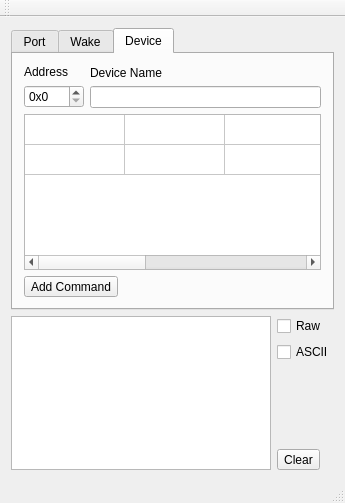
The window that src/mainwindow.ui (ew1abz/qWake) describes before a commit, drawn with Qt 5.
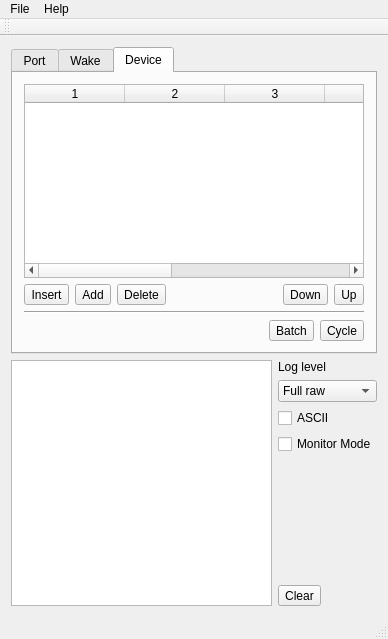
The same window after the commit. Icons and pictures are not drawn. Custom widgets are drawn as their Qt base class.

Commit message: Port speed, send. Log level. Rows add.

The edit to the form file:
```diff
--- a/src/mainwindow.ui
+++ b/src/mainwindow.ui
@@ -6,8 +6,8 @@
    <rect>
     <x>0</x>
     <y>0</y>
-    <width>345</width>
-    <height>503</height>
+    <width>388</width>
+    <height>639</height>
    </rect>
   </property>
   <property name="windowTitle">
@@ -422,80 +422,127 @@
        </attribute>
        <layout class="QVBoxLayout" name="verticalLayout_14">
         <item>
-         <layout class="QHBoxLayout" name="horizontalLayout_3">
-          <item>
-           <layout class="QVBoxLayout" name="verticalLayout_12">
-            <item>
-             <widget class="QLabel" name="label_9">
-              <property name="text">
-               <string>Address</string>
-              </property>
-             </widget>
-            </item>
-            <item>
-             <widget class="HexSpinBox" name="hsbAddr_2">
-              <property name="prefix">
-               <string>0x</string>
-              </property>
-              <property name="maximum">
-               <number>255</number>
-              </property>
-              <property name="value">
-               <number>0</number>
-              </property>
-             </widget>
-            </item>
-           </layout>
-          </item>
-          <item>
-           <layout class="QVBoxLayout" name="verticalLayout_13">
-            <item>
-             <widget class="QLabel" name="label_11">
-              <property name="text">
-               <string>Device Name</string>
-              </property>
-             </widget>
-            </item>
-            <item>
-             <widget class="QLineEdit" name="lineEdit"/>
-            </item>
-           </layout>
-          </item>
-         </layout>
+         <layout class="QHBoxLayout" name="horizontalLayout_3"/>
         </item>
         <item>
          <widget class="QTableWidget" name="tableWidget">
+          <property name="alternatingRowColors">
+           <bool>true</bool>
+          </property>
+          <property name="selectionMode">
+           <enum>QAbstractItemView::SingleSelection</enum>
+          </property>
+          <property name="selectionBehavior">
+           <enum>QAbstractItemView::SelectRows</enum>
+          </property>
+          <property name="gridStyle">
+           <enum>Qt::SolidLine</enum>
+          </property>
           <property name="rowCount">
-           <number>2</number>
+           <number>0</number>
           </property>
           <property name="columnCount">
-           <number>5</number>
+           <number>7</number>
           </property>
-          <attribute name="horizontalHeaderVisible">
-           <bool>false</bool>
-          </attribute>
-          <attribute name="horizontalHeaderDefaultSectionSize">
-           <number>100</number>
-          </attribute>
-          <attribute name="verticalHeaderVisible">
-           <bool>false</bool>
-          </attribute>
-          <row/>
-          <row/>
           <column/>
           <column/>
           <column/>
           <column/>
           <column/>
+          <column/>
+          <column/>
          </widget>
         </item>
         <item>
-         <widget class="QToolButton" name="toolButton">
-          <property name="text">
-           <string>Add Command</string>
+         <layout class="QHBoxLayout" name="horizontalLayout_5">
+          <item>
+           <widget class="QToolButton" name="toolButton_2">
+            <property name="text">
+             <string>Insert</string>
+            </property>
+           </widget>
+          </item>
+          <item>
+           <widget class="QToolButton" name="toolButton">
+            <property name="text">
+             <string>Add</string>
+            </property>
+           </widget>
+          </item>
+          <item>
+           <widget class="QToolButton" name="toolButton_5">
+            <property name="text">
+             <string>Delete</string>
+            </property>
+           </widget>
+          </item>
+          <item>
+           <spacer name="horizontalSpacer">
+            <property name="orientation">
+             <enum>Qt::Horizontal</enum>
+            </property>
+            <property name="sizeHint" stdset="0">
+             <size>
+              <width>40</width>
+              <height>20</height>
+             </size>
+            </property>
+           </spacer>
+          </item>
+          <item>
+           <widget class="QToolButton" name="toolButton_3">
+            <property name="text">
+             <string>Down</string>
+            </property>
+           </widget>
+          </item>
+          <item>
+           <widget class="QToolButton" name="toolButton_4">
+            <property name="text">
+             <string>Up</string>
+            </property>
+           </widget>
+          </item>
+         </layout>
+        </item>
+        <item>
+         <widget class="Line" name="line_2">
+          <property name="orientation">
+           <enum>Qt::Horizontal</enum>
           </property>
          </widget>
         </item>
+        <item>
+         <layout class="QHBoxLayout" name="horizontalLayout_6">
+          <item>
+           <spacer name="horizontalSpacer_5">
+            <property name="orientation">
+             <enum>Qt::Horizontal</enum>
+            </property>
+            <property name="sizeHint" stdset="0">
+             <size>
+              <width>40</width>
+              <height>20</height>
+             </size>
+            </property>
+           </spacer>
+          </item>
+          <item>
+           <widget class="QToolButton" name="toolButton_6">
+            <property name="text">
+             <string>Batch</string>
+            </property>
+           </widget>
+          </item>
+          <item>
+           <widget class="QToolButton" name="toolButton_7">
+            <property name="text">
+             <string>Cycle</string>
+            </property>
+           </widget>
+          </item>
+         </layout>
+        </item>
        </layout>
       </widget>
      </widget>
@@ -521,12 +568,31 @@
       <item>
        <layout class="QVBoxLayout" name="verticalLayout_6">
         <item>
-         <widget class="QCheckBox" name="cbxRaw">
+         <widget class="QLabel" name="label_12">
           <property name="text">
-           <string>Raw</string>
+           <string>Log level</string>
           </property>
          </widget>
         </item>
+        <item>
+         <widget class="QComboBox" name="cbxLogLevel">
+          <item>
+           <property name="text">
+            <string>Full raw</string>
+           </property>
+          </item>
+          <item>
+           <property name="text">
+            <string>Raw</string>
+           </property>
+          </item>
+          <item>
+           <property name="text">
+            <string>Logic</string>
+           </property>
+          </item>
+         </widget>
+        </item>
         <item>
          <widget class="QCheckBox" name="cbxASCII">
           <property name="text">
@@ -534,6 +600,16 @@
           </property>
          </widget>
         </item>
+        <item>
+         <widget class="QCheckBox" name="checkBox_2">
+          <property name="statusTip">
+           <string>Show all data from port</string>
+          </property>
+          <property name="text">
+           <string>Monitor Mode</string>
+          </property>
+         </widget>
+        </item>
         <item>
          <spacer name="verticalSpacer_3">
           <property name="orientation">
@@ -565,10 +641,30 @@
     <rect>
      <x>0</x>
      <y>0</y>
-     <width>345</width>
-     <height>20</height>
+     <width>388</width>
+     <height>24</height>
     </rect>
    </property>
+   <widget class="QMenu" name="menuFile">
+    <property name="title">
+     <string>File</string>
+    </property>
+    <addaction name="actionNew_frameset"/>
+    <addaction name="actionOpen_frameset"/>
+    <addaction name="actionSave_frameset"/>
+    <addaction name="actionSave_frameset_as"/>
+    <addaction name="separator"/>
+    <addaction name="actionExit"/>
+   </widget>
+   <widget class="QMenu" name="menuHelp">
+    <property name="title">
+     <string>Help</string>
+    </property>
+    <addaction name="actionAbout"/>
+    <addaction name="actionAbout_Qt"/>
+   </widget>
+   <addaction name="menuFile"/>
+   <addaction name="menuHelp"/>
   </widget>
   <widget class="QToolBar" name="mainToolBar">
    <attribute name="toolBarArea">
```
Left out of the diff: 76 changed lines with no effect on the pictures. The commit also changes 7 other files.
